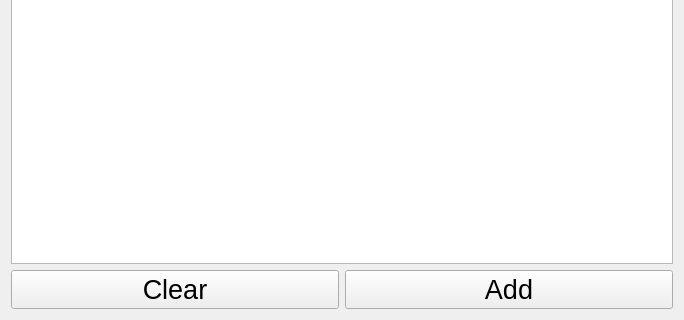
Qt form Inc/SingleVarCreator.ui (FRC-836/QCP_File_Creator) before a commit; both pictures show x 0 to 684 and y 293 to 613 of the 684 by 613 pixel window.
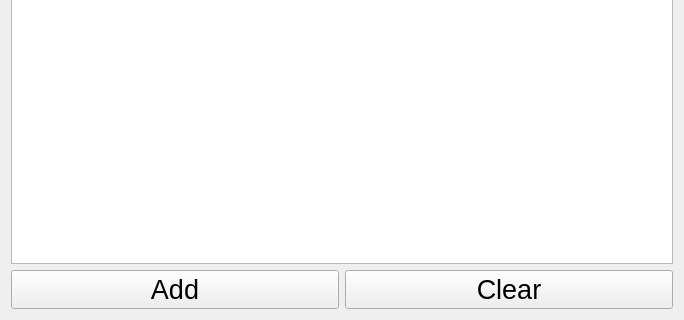
The same form after that commit.

Commit message: minor updates to a few UI pages. Several class files added that will be needed Constructor developed for UIs, so each can be shown

Patch:
```diff
--- a/Inc/SingleVarCreator.ui
+++ b/Inc/SingleVarCreator.ui
@@ -104,18 +104,6 @@
    </item>
    <item row="4" column="0" colspan="3">
     <layout class="QHBoxLayout" name="buttonLayout">
-     <item>
-      <widget class="QPushButton" name="btnClear">
-       <property name="font">
-        <font>
-         <pointsize>20</pointsize>
-        </font>
-       </property>
-       <property name="text">
-        <string>Clear</string>
-       </property>
-      </widget>
-     </item>
      <item>
       <widget class="QPushButton" name="btnAdd">
        <property name="font">
@@ -128,6 +116,18 @@
        </property>
       </widget>
      </item>
+     <item>
+      <widget class="QPushButton" name="btnClear">
+       <property name="font">
+        <font>
+         <pointsize>20</pointsize>
+        </font>
+       </property>
+       <property name="text">
+        <string>Clear</string>
+       </property>
+      </widget>
+     </item>
     </layout>
    </item>
   </layout>
```
Left out of the diff: 78 changed lines with no effect on the pictures. The commit also changes 16 other files.
